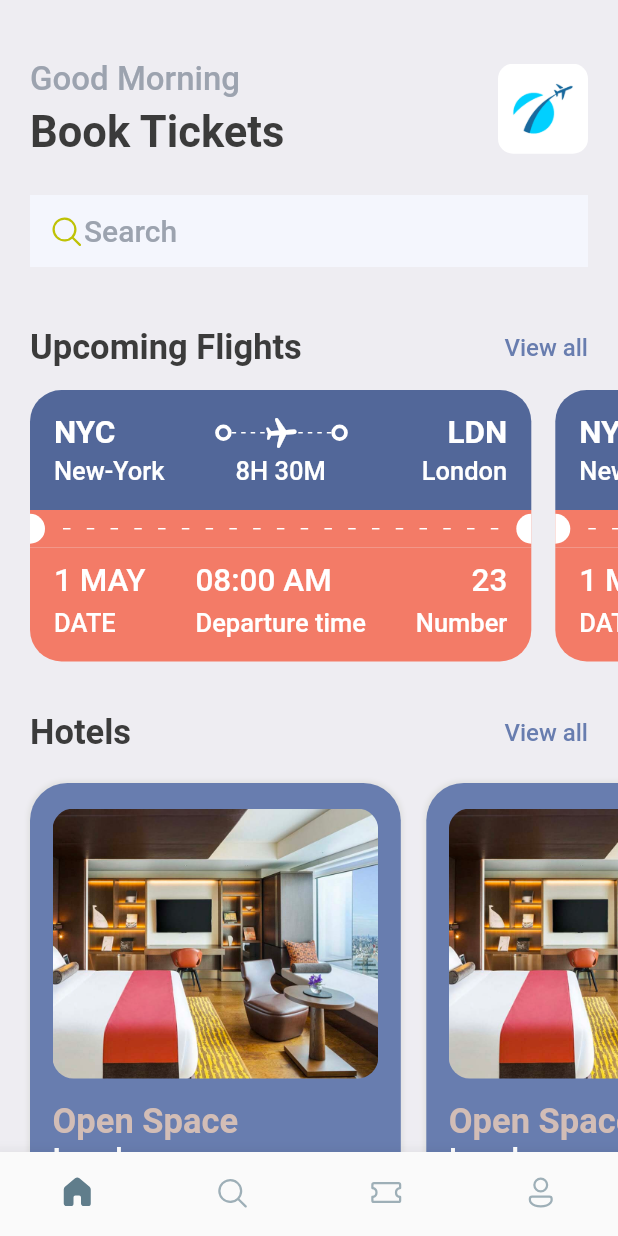
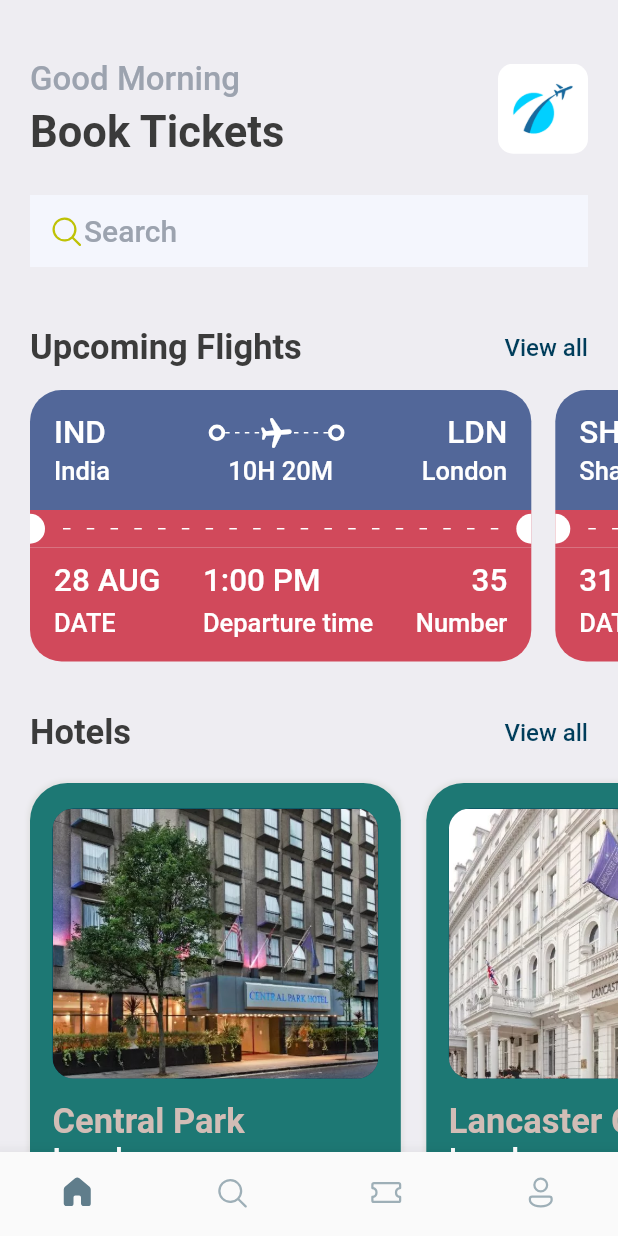
Before and after one commit to ItsRichish/BigOPTicket, a Flutter app: the screen it shows after launch, on a phone screen of 412 x 824 dp. Run offline on Flutter 3.47's test engine with Material 2 defaults, Android fonts, the phone set to English and light mode, and no system bars; our stand-ins replace fluentui_icons, gap, velocity_x.

```diff
--- a/lib/pages/home_page.dart
+++ b/lib/pages/home_page.dart
@@ -1,3 +1,4 @@
+import 'package:booktickets/utils/app_info.dart';
 import 'package:booktickets/utils/styles.dart';
 import 'package:booktickets/widgets/hotel_widget.dart';
 import 'package:booktickets/widgets/ticket_view.dart';
@@ -91,10 +92,7 @@ class HomePage extends StatelessWidget {
             scrollDirection: Axis.horizontal,
             padding: const EdgeInsets.only(left: 20),
             child: Row(
-              children: const [
-                TicketView(),
-                TicketView(),
-              ],
+              children: ticketItem.map((item) => TicketView(ticketItem: item)).toList(),
             ),
           ),
           const Gap(15),
@@ -120,12 +118,7 @@ class HomePage extends StatelessWidget {
             scrollDirection: Axis.horizontal,
             padding: EdgeInsets.only(left: 20),
             child: Row(
-              children: [
-                HotelWidget(),
-                HotelWidget(),
-                HotelWidget(),
-                HotelWidget(),
-              ],
+              children: itemList.map((singeItem) => HotelWidget(item: singeItem)).toList(),
             ),
           )
         ],
--- a/lib/utils/app_info.dart
+++ b/lib/utils/app_info.dart
@@ -0,0 +1,51 @@
+List<Map<String, dynamic>> itemList = [
+  {
+    'image': 'one.png',
+    'place': 'Central Park',
+    'destination': 'London',
+    'price': 2500
+  },
+  {
+    'image': 'two.png',
+    'place': 'Lancaster Gate',
+    'destination': 'London',
+    'price': 3200
+  },
+  {
+    'image': 'three.png',
+    'place': 'Burj Khalifa',
+    'destination': 'Dubai',
+    'price': 5500
+  }
+];
+
+List<Map<String, dynamic>> ticketItem = [
+  {
+    'from': {
+      'code': 'IND',
+      'name': 'India'
+    },
+    'to': {
+      'code': 'LDN',
+      'name' : 'London'
+    },
+    'flying_time': '10H 20M',
+    'date': '28 AUG',
+    'departure_time': '1:00 PM',
+    'number': 35
+  },
+  {
+    'from': {
+      'code': 'SH',
+      'name': 'Shanghai'
+    },
+    'to': {
+      'code': 'DK',
+      'name' : 'Dhaka'
+    },
+    'flying_time': '48H 78M',
+    'date': '31 SEP',
+    'departure_time': '9:00 PM',
+    'number': 25
+  },
+];
--- a/lib/utils/styles.dart
+++ b/lib/utils/styles.dart
@@ -1,13 +1,15 @@
 import 'package:flutter/material.dart';
+// import 'package:hexcolor/hexcolor.dart';
 
-Color primary = const Color(0xff687daf);
+Color primary = const Color(0xff003d5b);
 
 class Styles {
   static Color primaryColor = primary;
   static Color textColor = const Color(0xff3b3b3b);
   static Color bgColor = const Color(0xffeeedf2);
-  static Color orangeColor = const Color(0xfff37b67);
+  static Color orangeColor = const Color(0xffd1495b);
   static Color khakiColor = const Color(0xffd2bdb6);
+  static Color greenColor = const Color(0xff1d7874);
 
   static TextStyle textStyle =
       TextStyle(fontSize: 16, color: textColor, fontWeight: FontWeight.w500);
--- a/lib/widgets/hotel_widget.dart
+++ b/lib/widgets/hotel_widget.dart
@@ -4,7 +4,8 @@ import 'package:gap/gap.dart';
 import '../utils/styles.dart';
 
 class HotelWidget extends StatelessWidget {
-  const HotelWidget({Key? key}) : super(key: key);
+  final Map<String, dynamic> item;
+  const HotelWidget({Key? key, required this.item}) : super(key: key);
 
   @override
   Widget build(BuildContext context) {
@@ -14,7 +15,7 @@ class HotelWidget extends StatelessWidget {
       width: MediaQuery.of(context).size.width*0.6,
       height: 350,
       decoration: BoxDecoration(
-        color: Styles.primaryColor,
+        color: Styles.greenColor,
         borderRadius: BorderRadius.circular(25),
         boxShadow: [
           BoxShadow(
@@ -34,14 +35,14 @@ class HotelWidget extends StatelessWidget {
               color: Styles.primaryColor,
               image: DecorationImage(
                 fit: BoxFit.cover,
-                image: AssetImage("assets/img/one.png")
+                image: AssetImage("assets/img/${item['image']}")
               )
             ),
           ),
           const Gap(15),
-          Text("Open Space", style: Styles.headlineStyle2.copyWith(color: Styles.khakiColor)),
-          Text("London",style: Styles.headlineStyle3.copyWith(color: Colors.white)),
-          Text("\$40/night", style: Styles.headlineStyle1.copyWith(color: Styles.khakiColor)),
+          Text(item['place'], style: Styles.headlineStyle2.copyWith(color: Styles.khakiColor)),
+          Text(item['destination'],style: Styles.headlineStyle3.copyWith(color: Colors.white)),
+          Text("Rs.${item['price']}/night", style: Styles.headlineStyle1.copyWith(color: Styles.khakiColor)),
         ],
       ),
     );
--- a/lib/widgets/ticket_view.dart
+++ b/lib/widgets/ticket_view.dart
@@ -6,7 +6,8 @@ import 'package:gap/gap.dart';
 import 'package:velocity_x/velocity_x.dart';
 
 class TicketView extends StatelessWidget {
-  const TicketView({Key? key}) : super(key: key);
+  final Map<String, dynamic> ticketItem;
+  const TicketView({Key? key, required this.ticketItem}) : super(key: key);
 
   @override
   Widget build(BuildContext context) {
@@ -28,7 +29,7 @@ class TicketView extends StatelessWidget {
                 children: [
                   Row(
                     children: [
-                      "NYC".text.size(21).fontWeight(FontWeight.bold).color(Colors.white).make(),
+                      Text(ticketItem['from']['code'],style: Styles.headlineStyle3.copyWith(color: Colors.white),),
                       Expanded(child: Container()),
                       ThickContainer(),
                       Expanded(child: Stack(
@@ -37,7 +38,7 @@ class TicketView extends StatelessWidget {
                             height: 24,
                             child: LayoutBuilder(
                               builder: (BuildContext context, BoxConstraints constraints) {
-                                print("The widtj is ${constraints.constrainWidth()}");
+                                // print("The widtj is ${constraints.constrainWidth()}");
                                 return Flex(
                                   mainAxisAlignment: MainAxisAlignment.spaceBetween,
                                   direction: Axis.horizontal,
@@ -55,7 +56,7 @@ class TicketView extends StatelessWidget {
                       )),
                       ThickContainer(),
                       Expanded(child: Container()),
-                      "LDN".text.size(21).fontWeight(FontWeight.bold).color(Colors.white).make(),
+                      Text(ticketItem['to']['code'],style: Styles.headlineStyle3.copyWith(color: Colors.white),),
                     ],
                   ),
                   const Gap(3),
@@ -63,11 +64,11 @@ class TicketView extends StatelessWidget {
                     mainAxisAlignment: MainAxisAlignment.spaceBetween,
                     children: [
                       SizedBox(width: 100,child: Text(
-                        "New-York", style: Styles.headlineStyle4.copyWith(color: Colors.white),
+                        ticketItem['from']['name'], style: Styles.headlineStyle4.copyWith(color: Colors.white),
                       ),),
-                      Text("8H 30M", style: Styles.headlineStyle4.copyWith(color: Colors.white),),
+                      Text( ticketItem['flying_time'], style: Styles.headlineStyle4.copyWith(color: Colors.white),),
                       SizedBox(width: 100,child: Text(
-                        "London", textAlign: TextAlign.end, style: Styles.headlineStyle4.copyWith(color: Colors.white),
+                        ticketItem['to']['name'], textAlign: TextAlign.end, style: Styles.headlineStyle4.copyWith(color: Colors.white),
                       ),),
                     ],
                   )
@@ -139,7 +140,7 @@ class TicketView extends StatelessWidget {
                       Column(
                         crossAxisAlignment: CrossAxisAlignment.start,
                         children: [
-                          Text("1 MAY", style: Styles.headlineStyle3.copyWith(color: Colors.white),),
+                          Text(ticketItem['date'], style: Styles.headlineStyle3.copyWith(color: Colors.white),),
                           const Gap(5),
                           Text("DATE", style: Styles.headlineStyle4.copyWith(color: Colors.white),)
                         ],
@@ -147,7 +148,7 @@ class TicketView extends StatelessWidget {
                       Column(
                         crossAxisAlignment: CrossAxisAlignment.start,
                         children: [
-                          Text("08:00 AM", style: Styles.headlineStyle3.copyWith(color: Colors.white),),
+                          Text(ticketItem['departure_time'], style: Styles.headlineStyle3.copyWith(color: Colors.white),),
                           const Gap(5),
                           Text("Departure time", style: Styles.headlineStyle4.copyWith(color: Colors.white),)
                         ],
@@ -155,7 +156,7 @@ class TicketView extends StatelessWidget {
                       Column(
                         crossAxisAlignment: CrossAxisAlignment.end,
                         children: [
-                          Text("23", style: Styles.headlineStyle3.copyWith(color: Colors.white),),
+                          Text(ticketItem['number'].toString(), style: Styles.headlineStyle3.copyWith(color: Colors.white),),
                           const Gap(5),
                           Text("Number", style: Styles.headlineStyle4.copyWith(color: Colors.white),)
                         ],
```
Also changed, not shown: assets/img/one.png, assets/img/two.png.
